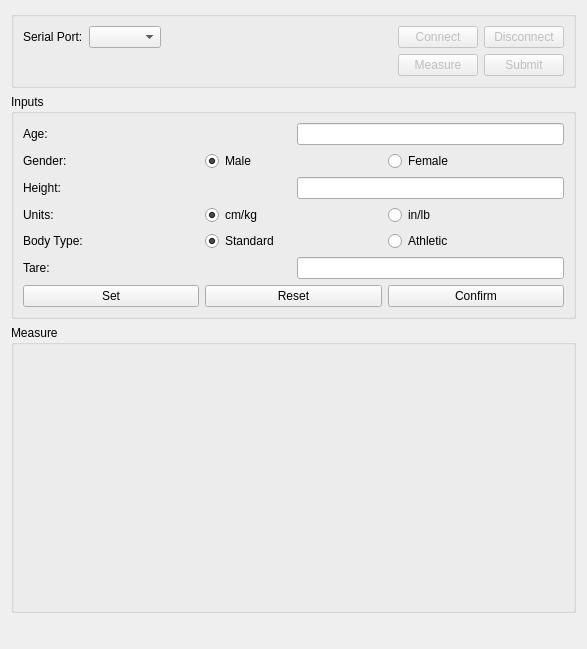
This is src/dialogs/bodycompositiondialog.ui in CLSA/cypress as Qt 5 draws it before an edit. The edited form follows.
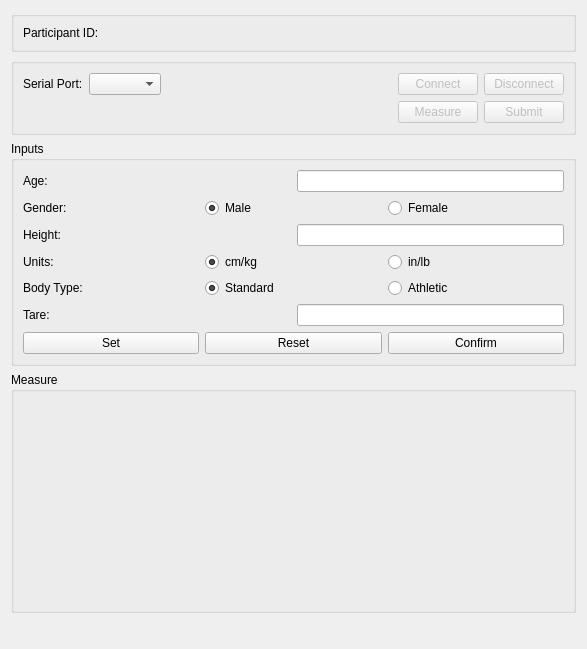
This is the edited form. Custom widgets are drawn as their Qt base class.

Patch:
```diff
--- a/src/dialogs/bodycompositiondialog.ui
+++ b/src/dialogs/bodycompositiondialog.ui
@@ -14,6 +14,45 @@
    <string>Body Composition Measurement</string>
   </property>
   <layout class="QVBoxLayout" name="verticalLayout_2">
+   <item>
+    <widget class="QGroupBox" name="groupBox">
+     <property name="title">
+      <string/>
+     </property>
+     <layout class="QVBoxLayout" name="verticalLayout_5">
+      <item>
+       <layout class="QHBoxLayout" name="horizontalLayout_10">
+        <item>
+         <widget class="QLabel" name="label_7">
+          <property name="sizePolicy">
+           <sizepolicy hsizetype="Minimum" vsizetype="Preferred">
+            <horstretch>0</horstretch>
+            <verstretch>0</verstretch>
+           </sizepolicy>
+          </property>
+          <property name="text">
+           <string>Participant ID:</string>
+          </property>
+         </widget>
+        </item>
+        <item>
+         <widget class="QLabel" name="participantId">
+          <property name="sizePolicy">
+           <sizepolicy hsizetype="Expanding" vsizetype="Preferred">
+            <horstretch>0</horstretch>
+            <verstretch>0</verstretch>
+           </sizepolicy>
+          </property>
+          <property name="text">
+           <string/>
+          </property>
+         </widget>
+        </item>
+       </layout>
+      </item>
+     </layout>
+    </widget>
+   </item>
    <item>
     <widget class="QGroupBox" name="serialPortGroupBox">
      <property name="sizePolicy">
```
